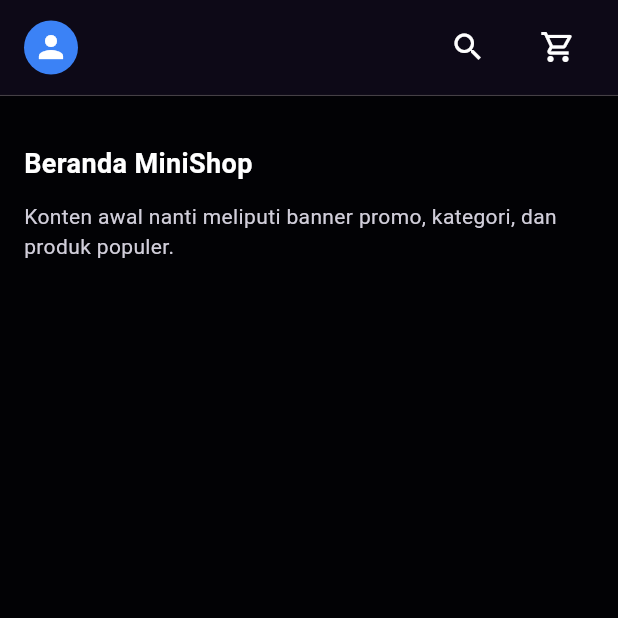
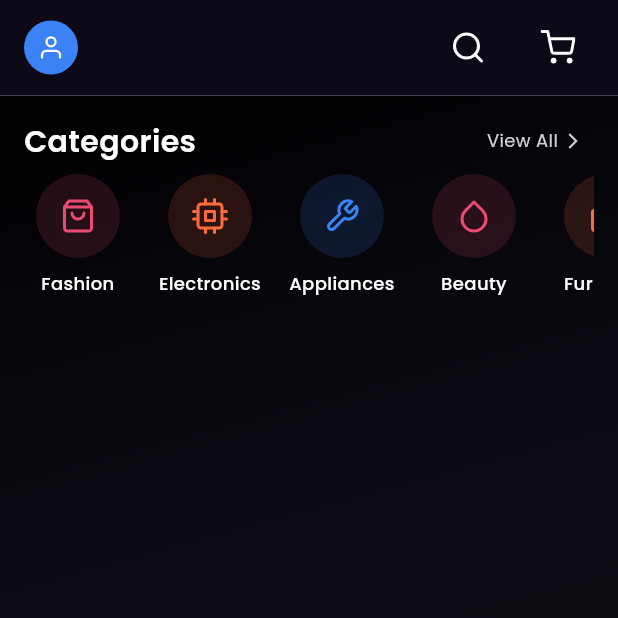
Before and after one commit to ramadhan14123/Flutter_MyShopMini, a Flutter app: the HomeScreen screen opened by its route, on a phone screen of 412 x 824 dp, the top half of it. Run offline on Flutter 3.47's test engine with Material 3 defaults, Android fonts, the light colour scheme and no system bars; our stand-ins replace feather_icons, google_fonts.

Commit message:
Add category section and update icon | Color

```diff
--- a/lib/core/theme/app_colors.dart
+++ b/lib/core/theme/app_colors.dart
@@ -59,6 +59,19 @@ class AppGradients {
     center: Alignment.center,
     radius: 0.8,
   );
+
+  // Subtle background gradient for modern, futuristic feel
+  static const backgroundGradient = LinearGradient(
+    colors: [
+      AppColors.backgroundMain,
+      Color(0xFF0D0C15), // slightly warmer than backgroundDeep
+      Color(0xFF120910), // hint of pink (accentPink very faded)
+      AppColors.backgroundMain,
+    ],
+    begin: Alignment.topCenter,
+    end: Alignment.bottomRight,
+    stops: [0.0, 0.35, 0.7, 1.0],
+  );
 }
 
 class AppHierarchy {
--- /dev/null
+++ b/lib/core/theme/icons/app_icons.dart
@@ -0,0 +1,20 @@
+import 'package:flutter/material.dart';
+import 'package:feather_icons/feather_icons.dart';
+
+/// Centralized icon mapping using Feather (outline, minimal, consistent stroke).
+class AppIcons {
+  static const IconData user = FeatherIcons.user;
+  static const IconData cart = FeatherIcons.shoppingCart;
+  static const IconData search = FeatherIcons.search;
+  static const IconData close = FeatherIcons.x;
+  static const IconData heart = FeatherIcons.heart;
+  static const IconData filter = FeatherIcons.sliders;
+  static const IconData category = FeatherIcons.grid;
+  // Category specific
+  static const IconData fashion = FeatherIcons.shoppingBag;
+  static const IconData electronics = FeatherIcons.cpu; // or monitor
+  static const IconData appliances = FeatherIcons.tool; // generic tools
+  static const IconData beauty = FeatherIcons.droplet;
+  static const IconData furniture = FeatherIcons.home;
+  static const IconData sports = FeatherIcons.activity; // or target
+}
--- /dev/null
+++ b/lib/data/mock/default_categories.dart
@@ -0,0 +1,13 @@
+import '../../core/theme/app_colors.dart';
+import '../../core/theme/icons/app_icons.dart';
+import '../../widgets/category/category_scroller.dart';
+
+/// Factory function rather than static final to allow hot reload picking changes.
+List<CategoryData> defaultCategories() => <CategoryData>[
+  CategoryData('Fashion', AppIcons.fashion, AppColors.accentPink),
+  CategoryData('Electronics', AppIcons.electronics, AppColors.accentOrange),
+  CategoryData('Appliances', AppIcons.appliances, AppColors.accentBlue),
+  CategoryData('Beauty', AppIcons.beauty, AppColors.accentPink),
+  CategoryData('Furniture', AppIcons.furniture, AppColors.accentOrange),
+  CategoryData('Sports', AppIcons.sports, AppColors.accentBlue),
+];
--- a/lib/main.dart
+++ b/lib/main.dart
@@ -1,8 +1,10 @@
 import 'package:flutter/material.dart';
 import 'core/theme/app_colors.dart';
 import 'core/navigation/app_router.dart';
+import 'package:flutter/rendering.dart';
 
 void main() {
+  debugPaintSizeEnabled = false;
   runApp(const MyApp());
 }
 
--- a/lib/screens/home_screen.dart
+++ b/lib/screens/home_screen.dart
@@ -3,6 +3,9 @@ import '../widgets/header/app_header.dart';
 import '../widgets/header/animated_search_field.dart';
 import '../core/theme/app_colors.dart';
 import '../core/theme/spacing/app_spacing.dart';
+import '../core/theme/icons/app_icons.dart';
+import '../widgets/category/category_scroller.dart';
+import '../data/mock/default_categories.dart';
 
 class HomeScreen extends StatelessWidget {
   const HomeScreen({super.key});
@@ -17,7 +20,7 @@ class HomeScreen extends StatelessWidget {
         customTitle: const CircleAvatar(
           radius: 18,
           backgroundColor: AppColors.accentBlue,
-          child: Icon(Icons.person, color: Colors.white),
+          child: Icon(AppIcons.user, color: Colors.white, size: 18),
         ),
         leftActions: [
           AnimatedSearchField(
@@ -29,25 +32,20 @@ class HomeScreen extends StatelessWidget {
           IconButton(
             tooltip: 'Keranjang',
             onPressed: () {},
-            icon: const Icon(Icons.shopping_cart_outlined, color: AppColors.textPrimary),
+            icon: const Icon(AppIcons.cart, color: AppColors.textPrimary),
           ),
         ],
       ),
-      body: Padding(
-        padding: const EdgeInsets.all(AppSpacing.lg),
-        child: ListView(
-          children: const [
-            SizedBox(height: AppSpacing.lg),
-            Text(
-              'Beranda MiniShop',
-              style: TextStyle(color: AppColors.textPrimary, fontSize: 18, fontWeight: FontWeight.w600),
-            ),
-            SizedBox(height: AppSpacing.md),
-            Text(
-              'Konten awal nanti meliputi banner promo, kategori, dan produk populer.',
-              style: TextStyle(color: AppColors.textSecondary, fontSize: 14),
-            ),
-          ],
+      body: Container(
+        decoration: const BoxDecoration(gradient: AppGradients.backgroundGradient),
+        child: Padding(
+          padding: const EdgeInsets.all(AppSpacing.lg),
+          child: ListView(
+            children: [
+              CategoryScroller(categories: defaultCategories(), onViewAll: () {}),
+              const SizedBox(height: AppSpacing.xl),
+            ],
+          ),
         ),
       ),
     );
--- /dev/null
+++ b/lib/widgets/category/category_scroller.dart
@@ -0,0 +1,70 @@
+import 'package:flutter/material.dart';
+import 'category_tile.dart';
+import '../../core/theme/app_colors.dart';
+import '../../core/theme/spacing/app_spacing.dart';
+import '../../core/theme/typography/app_typography.dart';
+
+class CategoryData {
+  final String name;
+  final IconData icon;
+  final Color color;
+  const CategoryData(this.name, this.icon, this.color);
+}
+
+class CategoryScroller extends StatelessWidget {
+  final List<CategoryData> categories;
+  final VoidCallback? onViewAll;
+  final EdgeInsetsGeometry padding;
+
+  const CategoryScroller({
+    super.key,
+    required this.categories,
+    this.onViewAll,
+    this.padding = const EdgeInsets.symmetric(vertical: AppSpacing.md),
+  });
+
+  @override
+  Widget build(BuildContext context) {
+    return Column(
+      crossAxisAlignment: CrossAxisAlignment.start,
+      children: [
+        Padding(
+          padding: const EdgeInsets.only(bottom: AppSpacing.sm),
+          child: Row(
+            children: [
+              Text('Categories', style: AppTypography.headingSmall.copyWith(color: AppColors.textPrimary)),
+              const Spacer(),
+              InkWell(
+                onTap: onViewAll,
+                borderRadius: BorderRadius.circular(AppSpacing.radiusSm),
+                child: Padding(
+                  padding: const EdgeInsets.symmetric(horizontal: AppSpacing.sm, vertical: 4),
+                  child: Row(
+                    children: [
+                      Text('View All', style: AppTypography.bodySmall.copyWith(color: AppColors.textSecondary)),
+                      const SizedBox(width: 4),
+                      const Icon(Icons.arrow_forward_ios, size: 12, color: AppColors.textSecondary),
+                    ],
+                  ),
+                ),
+              ),
+            ],
+          ),
+        ),
+        SizedBox(
+          height: 92,
+          child: ListView.separated(
+            scrollDirection: Axis.horizontal,
+            padding: const EdgeInsets.only(right: AppSpacing.lg),
+            itemBuilder: (context, index) {
+              final c = categories[index];
+              return CategoryTile(icon: c.icon, label: c.name, tint: c.color);
+            },
+            separatorBuilder: (_, __) => const SizedBox(width: AppSpacing.lg),
+            itemCount: categories.length,
+          ),
+        ),
+      ],
+    );
+  }
+}
--- /dev/null
+++ b/lib/widgets/category/category_tile.dart
@@ -0,0 +1,52 @@
+import 'package:flutter/material.dart';
+import '../../core/theme/app_colors.dart';
+import '../../core/theme/spacing/app_spacing.dart';
+import '../../core/theme/typography/app_typography.dart';
+
+class CategoryTile extends StatelessWidget {
+  final IconData icon;
+  final String label;
+  final Color tint; // base accent color
+  final VoidCallback? onTap;
+
+  const CategoryTile({
+    super.key,
+    required this.icon,
+    required this.label,
+    required this.tint,
+    this.onTap,
+  });
+
+  @override
+  Widget build(BuildContext context) {
+    return InkWell(
+      borderRadius: BorderRadius.circular(AppSpacing.radiusLg),
+      onTap: onTap,
+      child: SizedBox(
+        width: 72,
+        child: Column(
+          mainAxisSize: MainAxisSize.min,
+          children: [
+            Container(
+              width: 56,
+              height: 56,
+              decoration: BoxDecoration(
+                color: tint.withValues(alpha: 0.15),
+                shape: BoxShape.circle,
+              ),
+              alignment: Alignment.center,
+              child: Icon(icon, color: tint, size: AppSpacing.iconMd),
+            ),
+            const SizedBox(height: AppSpacing.sm),
+            Text(
+              label,
+              textAlign: TextAlign.center,
+              style: AppTypography.bodySmall.copyWith(color: AppColors.textPrimary, fontWeight: FontWeight.w500),
+              maxLines: 2,
+            ),
+          ],
+        ),
+      ),
+    );
+  }
+}
--- a/lib/widgets/header/animated_search_field.dart
+++ b/lib/widgets/header/animated_search_field.dart
@@ -2,6 +2,7 @@ import 'package:flutter/material.dart';
 import '../../core/theme/app_colors.dart';
 import '../../core/theme/spacing/app_spacing.dart';
 import '../../core/theme/typography/app_typography.dart';
+import '../../core/theme/icons/app_icons.dart';
 import '../../core/responsive/responsive.dart';
 
 class AnimatedSearchField extends StatefulWidget {
@@ -83,7 +84,7 @@ class _AnimatedSearchFieldState extends State<AnimatedSearchField> {
               constraints: const BoxConstraints(minWidth: iconBoxWidth, minHeight: 40),
               onPressed: _toggle,
               icon: Icon(
-                _expanded ? Icons.close : Icons.search,
+                _expanded ? AppIcons.close : AppIcons.search,
                 color: AppColors.textPrimary,
                 size: AppSpacing.iconMd,
               ),
--- a/lib/widgets/header/app_header.dart
+++ b/lib/widgets/header/app_header.dart
@@ -20,7 +20,7 @@ class AppHeader extends StatelessWidget implements PreferredSizeWidget {
     this.leftActions = const [],
     this.rightActions = const [],
     this.height = 64,
-    this.padding = const EdgeInsets.symmetric(horizontal: AppSpacing.lg, vertical: AppSpacing.sm),
+    this.padding = const EdgeInsets.symmetric(horizontal: AppSpacing.lg, vertical: AppSpacing.md),
     this.customTitle,
   });
 
--- a/pubspec.yaml
+++ b/pubspec.yaml
@@ -35,6 +35,7 @@ dependencies:
   # Use with the CupertinoIcons class for iOS style icons.
   cupertino_icons: ^1.0.8
   google_fonts: ^6.0.0
+  feather_icons: ^1.2.0 # Ikon garis minimalis konsisten stroke
 
 dev_dependencies:
   flutter_test:
```
Also changed, not shown: pubspec.lock.
